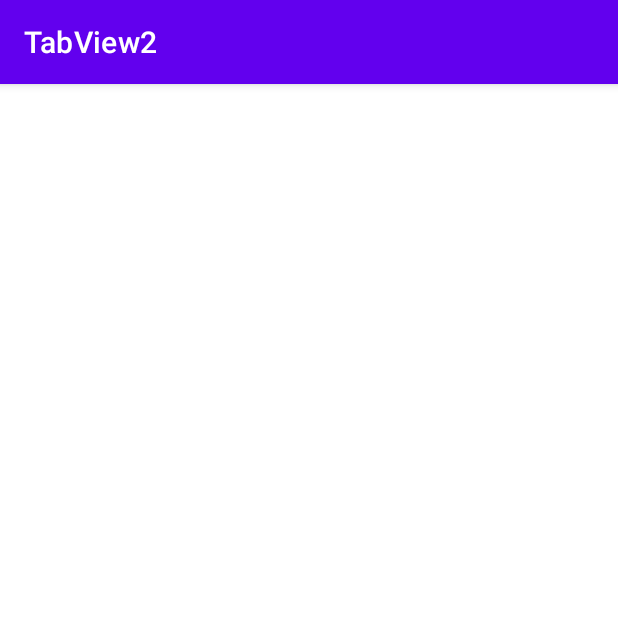
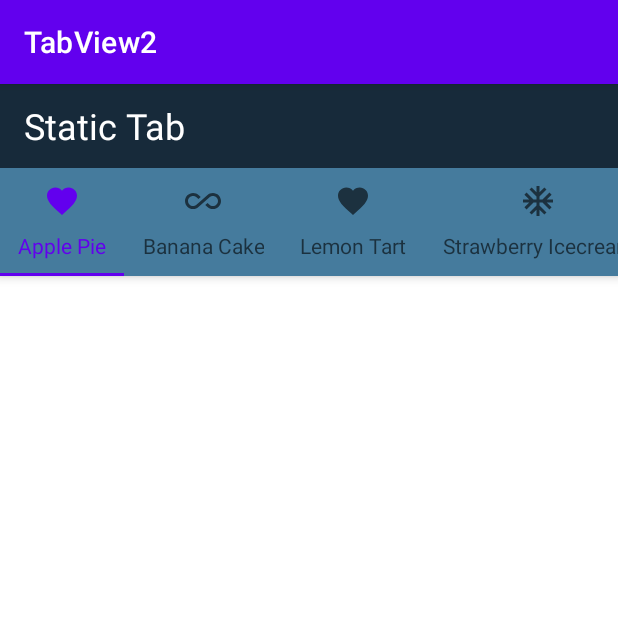
Before and after one commit to Aka5h23/Tutorial-Tabview, an Android app: the StaticTabActivity screen opened directly, with no data from a screen before it, on a phone screen of 412 x 824 dp, the top half of it. Run offline under Robolectric (Android 15) with nearby library versions, the phone set to English and light mode, and no system bars.

Commit message:
Static Tab
Static Tab activity with scrollable tabs that can be viewed if clicked upon.

```diff
--- a/app/src/main/java/com/example/tabview2/StaticTabActivity.java
+++ b/app/src/main/java/com/example/tabview2/StaticTabActivity.java
@@ -1,14 +1,29 @@
 package com.example.tabview2;
 
 import androidx.appcompat.app.AppCompatActivity;
+import androidx.appcompat.widget.Toolbar;
+import androidx.viewpager.widget.ViewPager;
 
 import android.os.Bundle;
+import android.view.WindowManager;
+
+import com.google.android.material.tabs.TabLayout;
+
+import java.util.ArrayList;
 
 public class StaticTabActivity extends AppCompatActivity {
+
+    private Toolbar toolbar;
 
     @Override
     protected void onCreate(Bundle savedInstanceState) {
         super.onCreate(savedInstanceState);
         setContentView(R.layout.activity_static_tab);
+        getWindow().setFlags(WindowManager.LayoutParams.FLAG_FULLSCREEN, WindowManager.LayoutParams.FLAG_FULLSCREEN);
+
+        //toolbar=findViewById(R.id.toolbar);
+        //setSupportActionBar(toolbar);
+
     }
+
 }
--- /dev/null
+++ b/app/src/main/res/drawable-v24/ic_baseline_ac_unit_24.xml
@@ -0,0 +1,5 @@
+<vector android:height="24dp" android:tint="#000000"
+    android:viewportHeight="24" android:viewportWidth="24"
+    android:width="24dp" xmlns:android="http://schemas.android.com/apk/res/android">
+    <path android:fillColor="@android:color/white" android:pathData="M22,11h-4.17l3.24,-3.24 -1.41,-1.42L15,11h-2V9l4.66,-4.66 -1.42,-1.41L13,6.17V2h-2v4.17L7.76,2.93 6.34,4.34 11,9v2H9L4.34,6.34 2.93,7.76 6.17,11H2v2h4.17l-3.24,3.24 1.41,1.42L9,13h2v2l-4.66,4.66 1.42,1.41L11,17.83V22h2v-4.17l3.24,3.24 1.42,-1.41L13,15v-2h2l4.66,4.66 1.41,-1.42L17.83,13H22z"/>
+</vector>
--- /dev/null
+++ b/app/src/main/res/drawable-v24/ic_baseline_add_24.xml
@@ -0,0 +1,5 @@
+<vector android:height="24dp" android:tint="#000000"
+    android:viewportHeight="24" android:viewportWidth="24"
+    android:width="24dp" xmlns:android="http://schemas.android.com/apk/res/android">
+    <path android:fillColor="@android:color/white" android:pathData="M19,13h-6v6h-2v-6H5v-2h6V5h2v6h6v2z"/>
+</vector>
--- /dev/null
+++ b/app/src/main/res/drawable-v24/ic_baseline_all_inclusive_24.xml
@@ -0,0 +1,5 @@
+<vector android:height="24dp" android:tint="#000000"
+    android:viewportHeight="24" android:viewportWidth="24"
+    android:width="24dp" xmlns:android="http://schemas.android.com/apk/res/android">
+    <path android:fillColor="@android:color/white" android:pathData="M18.6,6.62c-1.44,0 -2.8,0.56 -3.77,1.53L12,10.66 10.48,12h0.01L7.8,14.39c-0.64,0.64 -1.49,0.99 -2.4,0.99 -1.87,0 -3.39,-1.51 -3.39,-3.38S3.53,8.62 5.4,8.62c0.91,0 1.76,0.35 2.44,1.03l1.13,1 1.51,-1.34L9.22,8.2C8.2,7.18 6.84,6.62 5.4,6.62 2.42,6.62 0,9.04 0,12s2.42,5.38 5.4,5.38c1.44,0 2.8,-0.56 3.77,-1.53l2.83,-2.5 0.01,0.01L13.52,12h-0.01l2.69,-2.39c0.64,-0.64 1.49,-0.99 2.4,-0.99 1.87,0 3.39,1.51 3.39,3.38s-1.52,3.38 -3.39,3.38c-0.9,0 -1.76,-0.35 -2.44,-1.03l-1.14,-1.01 -1.51,1.34 1.27,1.12c1.02,1.01 2.37,1.57 3.82,1.57 2.98,0 5.4,-2.41 5.4,-5.38s-2.42,-5.37 -5.4,-5.37z"/>
+</vector>
--- /dev/null
+++ b/app/src/main/res/drawable-v24/ic_baseline_color_lens_24.xml
@@ -0,0 +1,5 @@
+<vector android:height="24dp" android:tint="#000000"
+    android:viewportHeight="24" android:viewportWidth="24"
+    android:width="24dp" xmlns:android="http://schemas.android.com/apk/res/android">
+    <path android:fillColor="@android:color/white" android:pathData="M12,3c-4.97,0 -9,4.03 -9,9s4.03,9 9,9c0.83,0 1.5,-0.67 1.5,-1.5 0,-0.39 -0.15,-0.74 -0.39,-1.01 -0.23,-0.26 -0.38,-0.61 -0.38,-0.99 0,-0.83 0.67,-1.5 1.5,-1.5L16,16c2.76,0 5,-2.24 5,-5 0,-4.42 -4.03,-8 -9,-8zM6.5,12c-0.83,0 -1.5,-0.67 -1.5,-1.5S5.67,9 6.5,9 8,9.67 8,10.5 7.33,12 6.5,12zM9.5,8C8.67,8 8,7.33 8,6.5S8.67,5 9.5,5s1.5,0.67 1.5,1.5S10.33,8 9.5,8zM14.5,8c-0.83,0 -1.5,-0.67 -1.5,-1.5S13.67,5 14.5,5s1.5,0.67 1.5,1.5S15.33,8 14.5,8zM17.5,12c-0.83,0 -1.5,-0.67 -1.5,-1.5S16.67,9 17.5,9s1.5,0.67 1.5,1.5 -0.67,1.5 -1.5,1.5z"/>
+</vector>
--- /dev/null
+++ b/app/src/main/res/drawable-v24/ic_baseline_favorite_24.xml
@@ -0,0 +1,5 @@
+<vector android:height="24dp" android:tint="#000000"
+    android:viewportHeight="24" android:viewportWidth="24"
+    android:width="24dp" xmlns:android="http://schemas.android.com/apk/res/android">
+    <path android:fillColor="@android:color/white" android:pathData="M12,21.35l-1.45,-1.32C5.4,15.36 2,12.28 2,8.5 2,5.42 4.42,3 7.5,3c1.74,0 3.41,0.81 4.5,2.09C13.09,3.81 14.76,3 16.5,3 19.58,3 22,5.42 22,8.5c0,3.78 -3.4,6.86 -8.55,11.54L12,21.35z"/>
+</vector>
--- a/app/src/main/res/layout/activity_static_tab.xml
+++ b/app/src/main/res/layout/activity_static_tab.xml
@@ -1,9 +1,77 @@
 <?xml version="1.0" encoding="utf-8"?>
-<androidx.constraintlayout.widget.ConstraintLayout xmlns:android="http://schemas.android.com/apk/res/android"
+<androidx.coordinatorlayout.widget.CoordinatorLayout xmlns:android="http://schemas.android.com/apk/res/android"
     xmlns:app="http://schemas.android.com/apk/res-auto"
     xmlns:tools="http://schemas.android.com/tools"
     android:layout_width="match_parent"
     android:layout_height="match_parent"
     tools:context=".StaticTabActivity">
 
-</androidx.constraintlayout.widget.ConstraintLayout>
+    <com.google.android.material.appbar.AppBarLayout
+        android:layout_width="match_parent"
+        android:layout_height="wrap_content">
+
+        <Toolbar
+            android:id="@+id/toolbar"
+            android:layout_width="match_parent"
+            android:layout_height="wrap_content"
+            android:background="#172a3a">
+
+            <TextView
+                android:layout_width="match_parent"
+                android:layout_height="wrap_content"
+                android:text="Static Tab"
+                android:textColor="@color/white"
+                android:textSize="24sp"/>
+
+        </Toolbar>
+
+        <com.google.android.material.tabs.TabLayout
+            android:id="@+id/tabs"
+            android:layout_width="match_parent"
+            android:layout_height="wrap_content"
+            app:tabMode="scrollable"
+            app:tabGravity="fill"
+            app:tabTextAppearance="@style/TextAppearance.AppCompat.Small"
+            android:background="#457b9d">
+
+            <com.google.android.material.tabs.TabItem
+                android:layout_width="wrap_content"
+                android:layout_height="wrap_content"
+                android:icon="@drawable/ic_baseline_favorite_24"
+                android:text="Apple Pie"/>
+
+            <com.google.android.material.tabs.TabItem
+                android:layout_width="wrap_content"
+                android:layout_height="wrap_content"
+                android:icon="@drawable/ic_baseline_all_inclusive_24"
+                android:text="Banana Cake"/>
+
+            <com.google.android.material.tabs.TabItem
+                android:layout_width="wrap_content"
+                android:layout_height="wrap_content"
+                android:icon="@drawable/ic_baseline_favorite_24"
+                android:text="Lemon Tart"/>
+
+            <com.google.android.material.tabs.TabItem
+                android:layout_width="wrap_content"
+                android:layout_height="wrap_content"
+                android:icon="@drawable/ic_baseline_ac_unit_24"
+                android:text="Strawberry Icecream"/>
+
+            <com.google.android.material.tabs.TabItem
+                android:layout_width="wrap_content"
+                android:layout_height="wrap_content"
+                android:icon="@drawable/ic_baseline_add_24"
+                android:text="Bluberry Jam"/>
+
+        </com.google.android.material.tabs.TabLayout>
+
+    </com.google.android.material.appbar.AppBarLayout>
+
+    <androidx.viewpager.widget.ViewPager
+        android:id="@+id/view_pager"
+        android:layout_width="match_parent"
+        android:layout_height="wrap_content"
+        app:layout_behavior="com.google.android.material.appbar.AppBarLayout$ScrollingViewBehavior" />
+
+</androidx.coordinatorlayout.widget.CoordinatorLayout >
```
